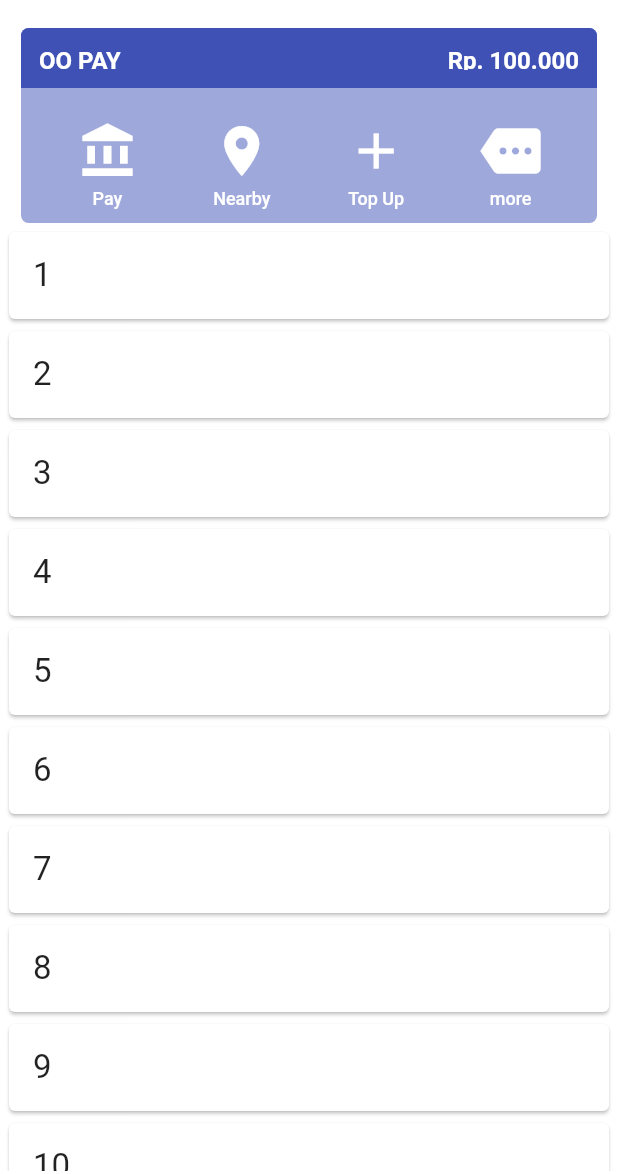
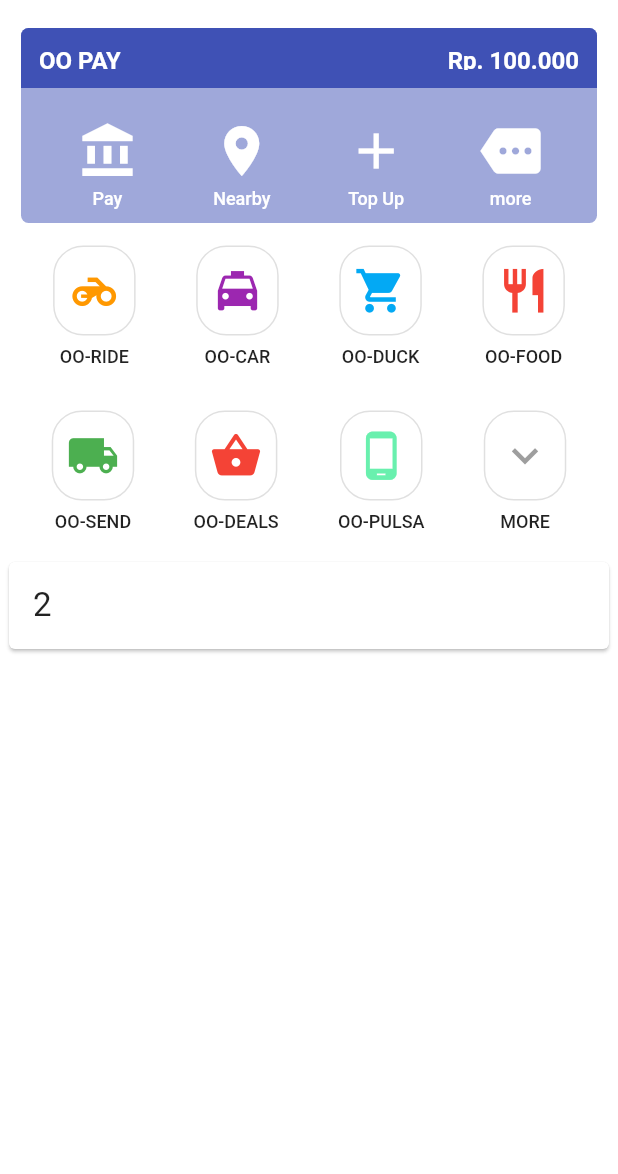
Before and after one commit to dickyboKa/OOJEK, a Flutter app: the screen it shows after launch, on a phone screen of 412 x 824 dp, the part 62-1236 px from its top. Run offline on Flutter 3.47's test engine with Material 2 defaults, Android fonts, the phone set to English and light mode, and no system bars.

Commit message:
Finish with oojek men

```diff
--- a/lib/oojek_list_view_screen.dart
+++ b/lib/oojek_list_view_screen.dart
@@ -1,12 +1,26 @@
 import 'package:flutter/material.dart';
 import 'package:copy_gojek/oopay_route.dart';
+import 'package:copy_gojek/oojek_menu_route.dart';
 
 class OojekListViewScreen extends StatelessWidget {
+  /*
+  Widget _buildNewsWidget() {
+    return ListView.builder(
+      itemCount: 15,
+      itemBuilder: (BuildContext context, int index) {
+        return
+      },
+    );
+  }
+  */
   Widget _buildCatgeoryWidget() {
     return ListView.builder(
+      itemCount: 3,
       itemBuilder: (BuildContext context, int index) {
         if (index == 0) {
           return OopayRoute();
+        } else if(index == 1){
+          return OojekMenuRoute();
         } else {
           return Card(
             child: Padding(
--- /dev/null
+++ b/lib/oojek_menu_route.dart
@@ -0,0 +1,68 @@
+import 'package:flutter/material.dart';
+
+Widget oojek_menu_item(String menuText, IconData menuIcon, Color menuColor) {
+  return Container(
+      padding: EdgeInsets.only(left: 15.0, right: 15.0),
+      child: Column(
+        children: <Widget>[
+          Container(
+            decoration: BoxDecoration(
+                borderRadius: BorderRadius.all(Radius.circular(20.0)),
+                border: Border.all(color: Colors.black12)),
+            height: 60.0,
+            width: 55.0,
+            child: Icon(menuIcon, color: menuColor, size: 35.0),
+          ),
+          Padding(
+            padding: EdgeInsets.only(top: 7.0),
+            child: Text(menuText,
+                style: TextStyle(
+                    fontWeight: FontWeight.w500,
+                    color: Colors.black87,
+                    fontSize: 12.0)),
+          )
+        ],
+      ));
+}
+
+Widget firstMenu() {
+  return Container(
+      height: 100,
+      padding: EdgeInsets.only(top: 5.0),
+      child: Row(
+        mainAxisAlignment: MainAxisAlignment.spaceEvenly,
+        children: <Widget>[
+          oojek_menu_item("OO-RIDE", Icons.motorcycle, Colors.orange),
+          oojek_menu_item("OO-CAR", Icons.local_taxi, Colors.purple),
+          oojek_menu_item("OO-DUCK", Icons.shopping_cart, Colors.lightBlue),
+          oojek_menu_item("OO-FOOD", Icons.restaurant, Colors.red),
+        ],
+      ));
+}
+
+Widget secondMenu() {
+  return Container(
+    padding: EdgeInsets.only(top: 15.0),
+      height: 100,
+      child: Row(
+        mainAxisAlignment: MainAxisAlignment.spaceEvenly,
+        children: <Widget>[
+          oojek_menu_item("OO-SEND", Icons.local_shipping, Colors.green),
+          oojek_menu_item("OO-DEALS", Icons.shopping_basket, Colors.red),
+          oojek_menu_item("OO-PULSA", Icons.phone_android, Colors.greenAccent),
+          oojek_menu_item("MORE", Icons.expand_more, Colors.grey),
+        ],
+      ));
+}
+
+class OojekMenuRoute extends StatelessWidget {
+  @override
+  Widget build(BuildContext context) {
+    return Container(
+        padding: EdgeInsets.all(8.0),
+        height: 220,
+        child: Column(
+          children: <Widget>[firstMenu(), secondMenu()],
+        ));
+  }
+}
--- a/lib/oopay_route.dart
+++ b/lib/oopay_route.dart
@@ -32,7 +32,7 @@ Widget oopayBalance() {
       ));
 }
 
-Widget opayMenuItem(String menu_text, IconData menu_icon)
+Widget opayMenuItem(String menuText, IconData menuIcon)
 {
   return Container(
     padding: EdgeInsets.only(top: 22.0, left: 12.0, right: 12.0),
@@ -40,9 +40,9 @@ Widget opayMenuItem(String menu_text, IconData menu_icon)
       children: <Widget>[
         Padding(
           padding: EdgeInsets.only(bottom: 5.0),
-          child: Icon(menu_icon, color: Colors.white, size: 40.0),
+          child: Icon(menuIcon, color: Colors.white, size: 40.0),
         ),
-        Text(menu_text, style: TextStyle(
+        Text(menuText, style: TextStyle(
           fontWeight: FontWeight.w500, color: Colors.white, fontSize: 12.0)),
       ],
     )
```
